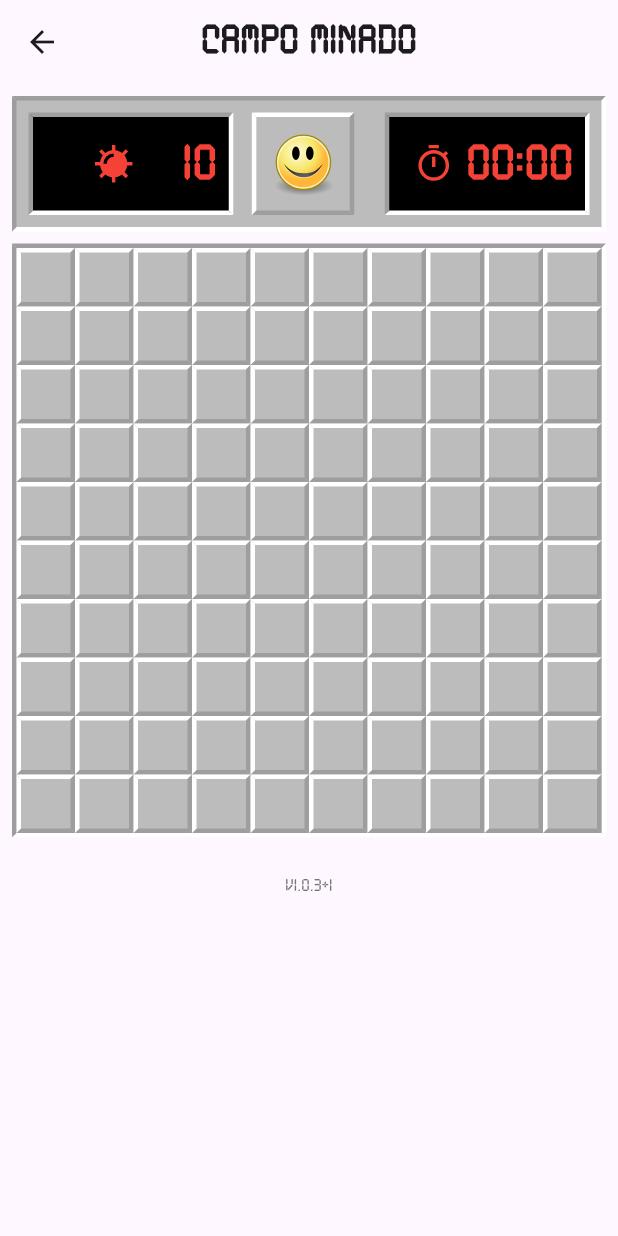
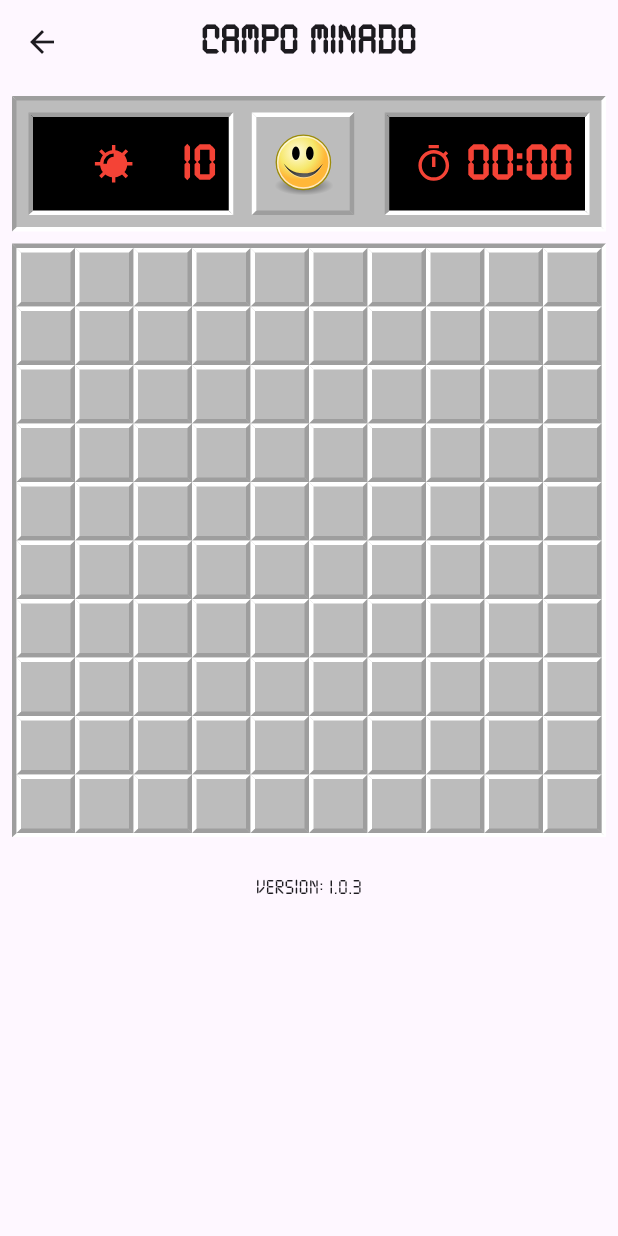
Before and after one commit to thiagotn/minesweeper, a Flutter app: the screen it shows after launch, after a tap on an icon or button, on a phone screen of 412 x 824 dp. Run offline on Flutter 3.47's test engine with Material 3 defaults, Android fonts, the phone set to English and light mode, and no system bars; our stand-ins replace flutter_svg, package_info_plus.

Commit message:
feat: layout de versão do app no rodapé da página

```diff
--- a/lib/widgets/version_footer.widget.dart
+++ b/lib/widgets/version_footer.widget.dart
@@ -19,11 +19,11 @@ class _VersionFooterState extends State<VersionFooter> {
     try {
       PackageInfo packageInfo = await PackageInfo.fromPlatform();
       setState(() {
-        _version = 'v${packageInfo.version}+${packageInfo.buildNumber}';
+        _version = 'version: ${packageInfo.version}';
       });
     } catch (e) {
       setState(() {
-        _version = 'v1.0.0+6';
+        _version = 'v1.0.3';
       });
     }
   }
@@ -35,8 +35,7 @@ class _VersionFooterState extends State<VersionFooter> {
       child: Text(
         _version,
         style: TextStyle(
-          fontSize: 12,
-          color: Colors.grey[600],
+          fontSize: 14,
           fontFamily: 'TickingTimebombBB',
         ),
         textAlign: TextAlign.center,
```
